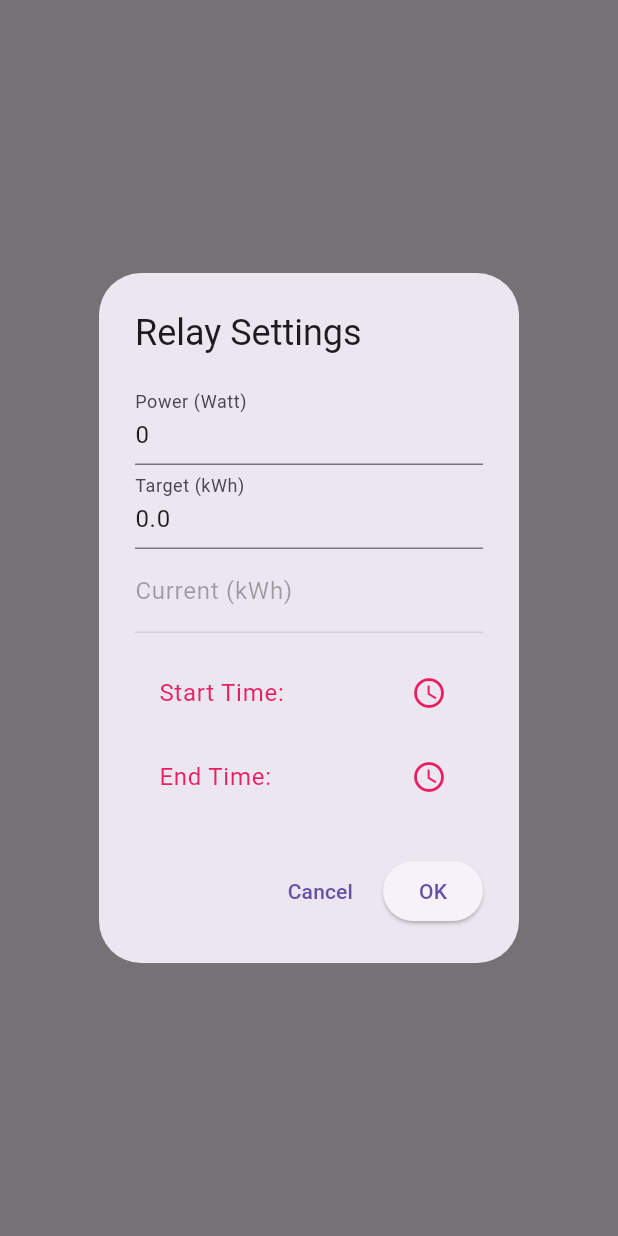
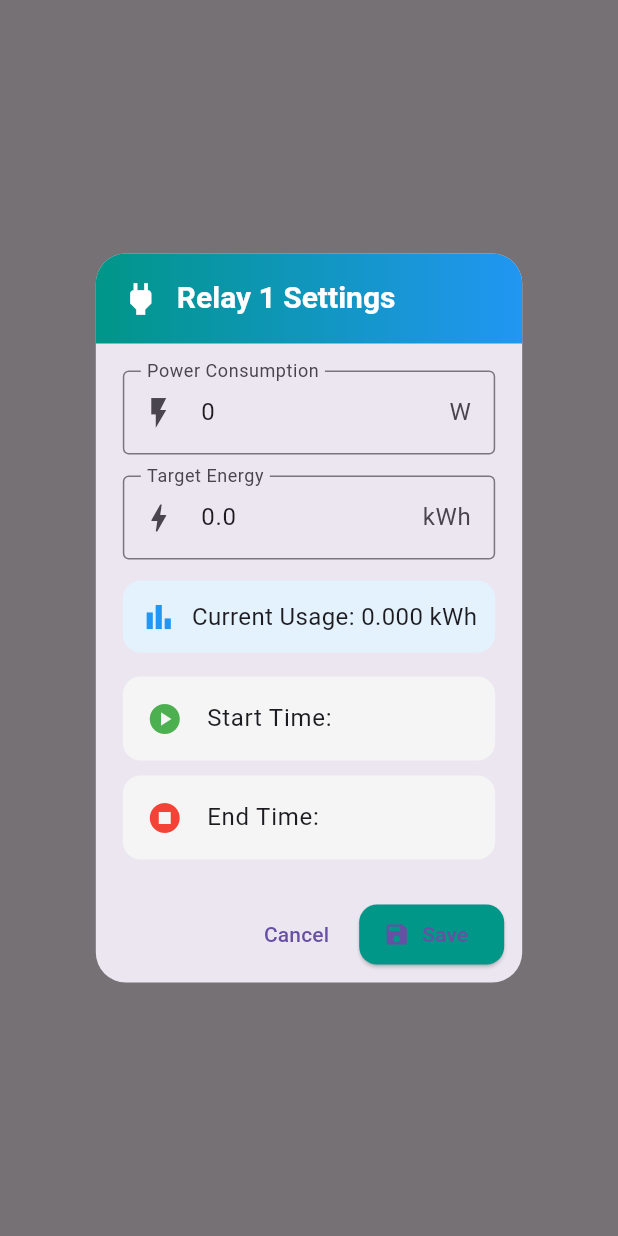
Before and after one commit to MuhammadShoaib1930/bscs_project, a Flutter app: what showRelaySettingsPopup() shows on an empty page, opened directly with empty values, on a phone screen of 412 x 824 dp. Run offline on Flutter 3.47's test engine with Material 3 defaults, Android fonts, the light colour scheme and no system bars; our stand-ins replace equatable, firebase_core, firebase_database, flutter_bloc, hive_flutter; accounts and stored records are empty.

Commit message:
updated UI

```diff
--- a/lib/screens/widgets/show_relay_settings_popup.dart
+++ b/lib/screens/widgets/show_relay_settings_popup.dart
@@ -3,7 +3,7 @@ import 'package:bscs_project/screens/relays_page/bloc/relays_bloc.dart';
 import 'package:flutter/material.dart';
 import 'package:flutter_bloc/flutter_bloc.dart';
 
-Future<void> showRelaySettingsPopup(
+Future<Future<Object?>> showRelaySettingsPopup(
   BuildContext parentContext, {
   required int index,
   required int initialPower,
@@ -18,42 +18,105 @@ Future<void> showRelaySettingsPopup(
   String start = startTime;
   String end = endTime;
 
-  return showDialog(
-    context: parentContext, // ✅ use parent context
+  return showGeneralDialog(
+    context: parentContext,
     barrierDismissible: false,
-    builder: (dialogContext) {
-      return AlertDialog(
-        title: const Text("Relay Settings"),
+    barrierLabel: "RelaySettings",
+    barrierColor: Colors.black54,
+    transitionDuration: const Duration(milliseconds: 300),
+    pageBuilder: (_, __, ___) {
+      return const SizedBox();
+    },
+    transitionBuilder: (_, animation, __, ___) {
+      return ScaleTransition(
+        scale: CurvedAnimation(parent: animation, curve: Curves.easeOutBack),
+        child: FadeTransition(
+          opacity: animation,
+          child: AlertDialog(
+            shape: RoundedRectangleBorder(borderRadius: BorderRadius.circular(20)),
+            contentPadding: const EdgeInsets.all(18),
+            titlePadding: EdgeInsets.zero,
+            title: Container(
+              padding: const EdgeInsets.all(16),
+              decoration: const BoxDecoration(
+                gradient: LinearGradient(colors: [Colors.teal, Colors.blue]),
+                borderRadius: BorderRadius.vertical(top: Radius.circular(20)),
+              ),
+              child: Row(
+                children: [
+                  const Icon(Icons.power, color: Colors.white, size: 28),
+                  const SizedBox(width: 10),
+                  Text(
+                    "Relay ${index + 1} Settings",
+                    style: const TextStyle(
+                      color: Colors.white,
+                      fontSize: 20,
+                      fontWeight: FontWeight.bold,
+                    ),
+                  ),
+                ],
+              ),
+            ),
             content: StatefulBuilder(
               builder: (context, setState) {
-            return Column(
-              mainAxisSize: MainAxisSize.min,
+                return SingleChildScrollView(
+                  child: Column(
                     children: [
+                      /// POWER INPUT
                       TextField(
                         controller: powerController,
                         keyboardType: TextInputType.number,
-                  decoration: const InputDecoration(labelText: "Power (Watt)"),
+                        decoration: const InputDecoration(
+                          labelText: "Power Consumption",
+                          suffixText: "W",
+                          prefixIcon: Icon(Icons.flash_on),
+                          border: OutlineInputBorder(),
+                        ),
                       ),
 
+                      const SizedBox(height: 14),
+
+                      /// TARGET INPUT
                       TextField(
                         controller: targetController,
                         keyboardType: TextInputType.number,
-                  decoration: const InputDecoration(labelText: "Target (kWh)"),
-                ),
-
-                TextField(
-                  enabled: false,
-                  decoration: InputDecoration(
-                    labelText: "Current (kWh)",
-                    hintText: currentKwh.toStringAsFixed(3),
+                        decoration: const InputDecoration(
+                          labelText: "Target Energy",
+                          suffixText: "kWh",
+                          prefixIcon: Icon(Icons.bolt),
+                          border: OutlineInputBorder(),
                         ),
                       ),
 
-                const SizedBox(height: 12),
+                      const SizedBox(height: 14),
 
+                      /// CURRENT INFO CARD
+                      Container(
+                        padding: const EdgeInsets.all(12),
+                        decoration: BoxDecoration(
+                          color: Colors.blue.shade50,
+                          borderRadius: BorderRadius.circular(12),
+                        ),
+                        child: Row(
+                          children: [
+                            const Icon(Icons.bar_chart, color: Colors.blue),
+                            const SizedBox(width: 10),
+                            Text(
+                              "Current Usage: ${currentKwh.toStringAsFixed(3)} kWh",
+                              style: const TextStyle(fontSize: 16),
+                            ),
+                          ],
+                        ),
+                      ),
+
+                      const SizedBox(height: 16),
+
+                      /// START TIME
                       ListTile(
-                  title: Text("Start Time: $start", style: const TextStyle(color: Colors.pink)),
-                  trailing: const Icon(Icons.access_time, color: Colors.pink),
+                        shape: RoundedRectangleBorder(borderRadius: BorderRadius.circular(12)),
+                        tileColor: Colors.grey.shade100,
+                        leading: const Icon(Icons.play_circle, color: Colors.green),
+                        title: Text("Start Time: $start"),
                         onTap: () async {
                           final t = await showTimePicker(
                             context: context,
@@ -68,9 +131,14 @@ Future<void> showRelaySettingsPopup(
                         },
                       ),
 
+                      const SizedBox(height: 10),
+
+                      /// END TIME
                       ListTile(
-                  title: Text("End Time: $end", style: const TextStyle(color: Colors.pink)),
-                  trailing: const Icon(Icons.access_time, color: Colors.pink),
+                        shape: RoundedRectangleBorder(borderRadius: BorderRadius.circular(12)),
+                        tileColor: Colors.grey.shade100,
+                        leading: const Icon(Icons.stop_circle, color: Colors.red),
+                        title: Text("End Time: $end"),
                         onTap: () async {
                           final t = await showTimePicker(
                             context: context,
@@ -85,28 +153,40 @@ Future<void> showRelaySettingsPopup(
                         },
                       ),
                     ],
+                  ),
                 );
               },
             ),
+            actionsPadding: const EdgeInsets.symmetric(horizontal: 12, vertical: 8),
             actions: [
-          TextButton(onPressed: () => Navigator.pop(dialogContext), child: const Text("Cancel")),
-          ElevatedButton(
+              TextButton(
+                onPressed: () => Navigator.pop(parentContext),
+                child: const Text("Cancel"),
+              ),
+              ElevatedButton.icon(
+                icon: const Icon(Icons.save),
+                label: const Text("Save"),
+                style: ElevatedButton.styleFrom(
+                  backgroundColor: Colors.teal,
+                  shape: RoundedRectangleBorder(borderRadius: BorderRadius.circular(12)),
+                ),
                 onPressed: () {
                   parentContext.read<RelaysBloc>().add(
                     ChangeSettingRelays(
                       index: index,
-                  initialPower: int.parse(powerController.text),
-                  initialTarget: double.parse(targetController.text),
+                      initialPower: int.tryParse(powerController.text) ?? initialPower,
+                      initialTarget: double.tryParse(targetController.text) ?? initialTarget,
                       currentKwh: currentKwh,
                       startTime: start,
                       endTime: end,
                     ),
                   );
-              Navigator.pop(dialogContext);
+                  Navigator.pop(parentContext);
                 },
-            child: const Text("OK"),
               ),
             ],
+          ),
+        ),
       );
     },
   );
```
Also changed, not shown: lib/screens/wifi_settings_page/wifi_settings_page.dart (+31 -26 lines). Lines whose indentation alone changed are shown as unchanged.
